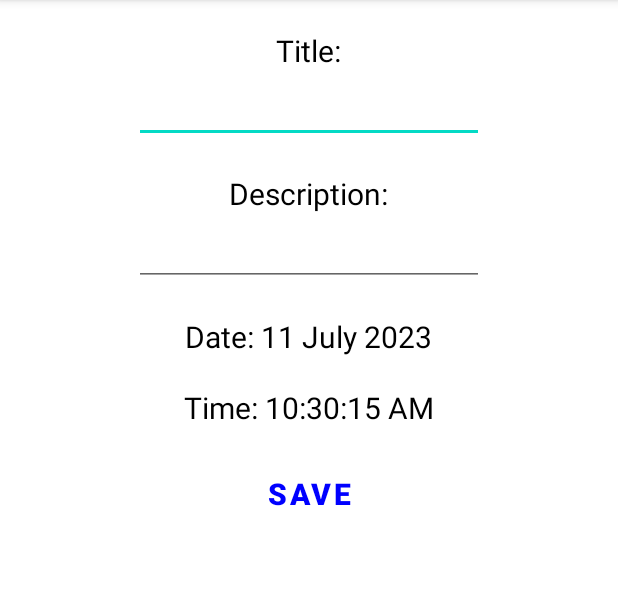
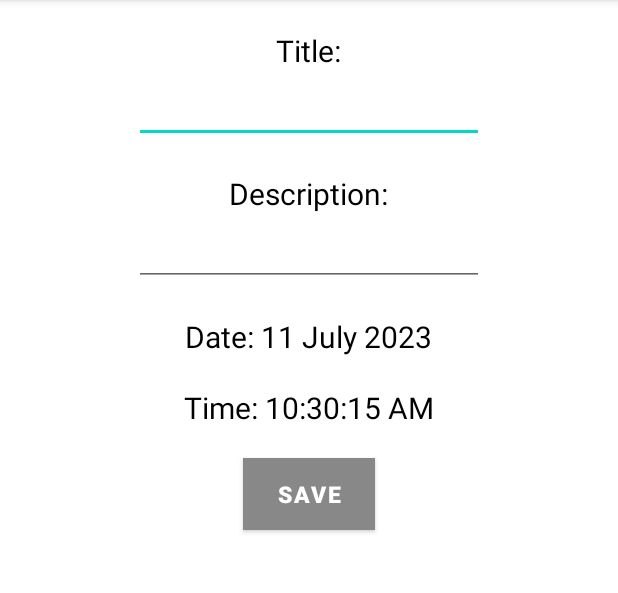
Before and after one commit to istutiagarwal/calender, an Android app: the EventEditActivity screen opened directly, with no data from a screen before it, on a phone screen of 412 x 824 dp, the part 84-677 px from its top. Run offline under Robolectric (Android 15) with nearby library versions, the phone set to English and light mode, and no system bars; our stand-ins replace Dagger/Hilt's generated code; network calls fail.

Commit message:
final changes

```diff
--- a/app/src/main/java/com/example/calender/ui/CalenderAdapter.kt
+++ b/app/src/main/java/com/example/calender/ui/CalenderAdapter.kt
@@ -30,7 +30,11 @@ class CalendarAdapter(
     @RequiresApi(Build.VERSION_CODES.O)
     override fun onBindViewHolder(holder: CalendarViewHolder, position: Int) {
         val date = days[position]
-        holder.dayOfMonth.text = date?.dayOfMonth.toString()
+        if (days[position] == null) {
+            holder.dayOfMonth.text = " "
+        } else {
+            holder.dayOfMonth.text = date?.dayOfMonth.toString()
+        }
         if (date == CalendarUtils.selectedDate) holder.parentView.setBackgroundColor(Color.LTGRAY)
     }
 
--- a/app/src/main/java/com/example/calender/util/CalenderUtils.kt
+++ b/app/src/main/java/com/example/calender/util/CalenderUtils.kt
@@ -2,7 +2,6 @@ package com.example.calender.util
 
 import android.os.Build
 import androidx.annotation.RequiresApi
-import java.time.DayOfWeek
 import java.time.LocalDate
 import java.time.LocalTime
 import java.time.YearMonth
--- a/app/src/main/res/layout/activity_event_edit.xml
+++ b/app/src/main/res/layout/activity_event_edit.xml
@@ -73,11 +73,11 @@
         android:layout_width="wrap_content"
         android:layout_height="wrap_content"
         android:text="@string/save"
-        android:textColor="@color/blue"
-        android:background="@android:color/transparent"
+        android:textColor="@color/white"
+        android:background="@android:color/black"
         android:textStyle="bold"
         android:onClick="saveEventAction"
         android:layout_gravity="center"
-        android:textSize="20sp"/>
+        android:textSize="15sp"/>
 
 </LinearLayout>
```
Also changed, not shown: app/src/main/java/com/example/calender/ui/MainActivity.kt (+8 -8 lines).
